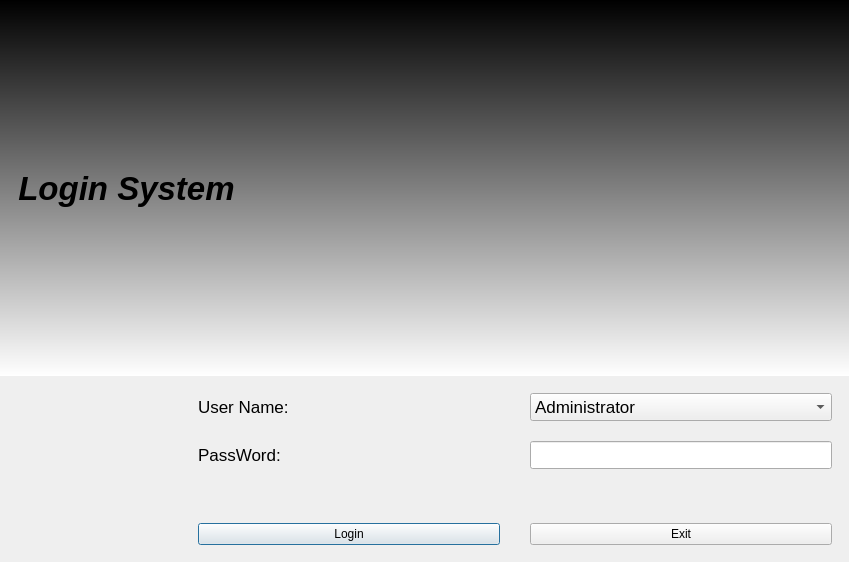
Above: UI/login.ui from bitjiamin/PlatForm before the change. Below: the same form after it.
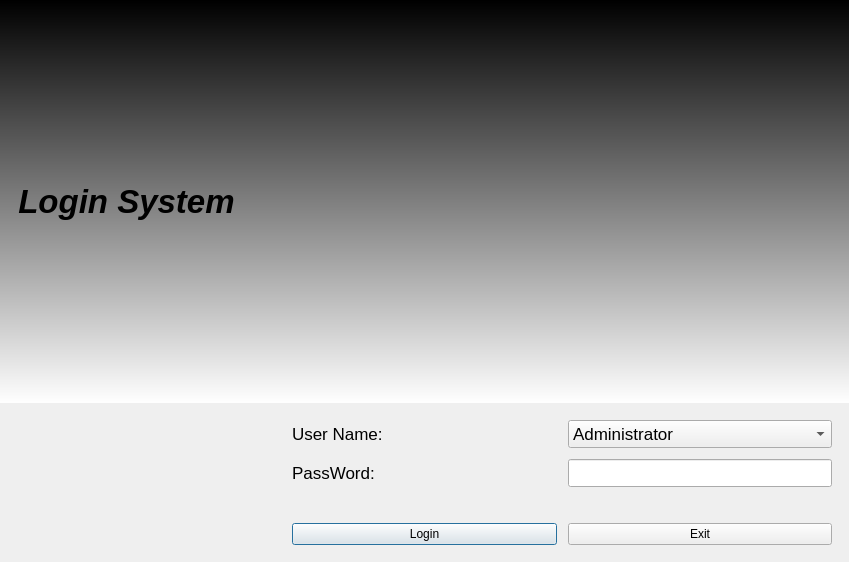
That is the form after the change.

Diff of the .ui file:
```diff
--- a/UI/login.ui
+++ b/UI/login.ui
@@ -22,7 +22,10 @@
   <property name="styleSheet">
    <string notr="true"/>
   </property>
-  <layout class="QGridLayout" name="gridLayout_2">
+  <layout class="QGridLayout" name="gridLayout_2" rowstretch="2,1">
+   <property name="sizeConstraint">
+    <enum>QLayout::SetNoConstraint</enum>
+   </property>
    <property name="leftMargin">
     <number>0</number>
    </property>
@@ -41,7 +44,7 @@
    <item row="0" column="0">
     <widget class="QLabel" name="lb_login">
      <property name="sizePolicy">
-      <sizepolicy hsizetype="Expanding" vsizetype="Expanding">
+      <sizepolicy hsizetype="Preferred" vsizetype="Preferred">
        <horstretch>0</horstretch>
        <verstretch>0</verstretch>
       </sizepolicy>
@@ -63,7 +66,10 @@
     </widget>
    </item>
    <item row="1" column="0">
-    <layout class="QGridLayout" name="gridLayout" rowstretch="1,1,1,1" columnstretch="1,2,2">
+    <layout class="QGridLayout" name="gridLayout" rowstretch="1,1,1,1" columnstretch="1,1,1">
+     <property name="sizeConstraint">
+      <enum>QLayout::SetDefaultConstraint</enum>
+     </property>
      <property name="leftMargin">
       <number>17</number>
      </property>
@@ -76,11 +82,8 @@
      <property name="bottomMargin">
       <number>17</number>
      </property>
-     <property name="horizontalSpacing">
-      <number>30</number>
-     </property>
-     <property name="verticalSpacing">
-      <number>20</number>
+     <property name="spacing">
+      <number>11</number>
      </property>
      <item row="0" column="0" rowspan="4">
       <widget class="QLabel" name="lb_image">
```
